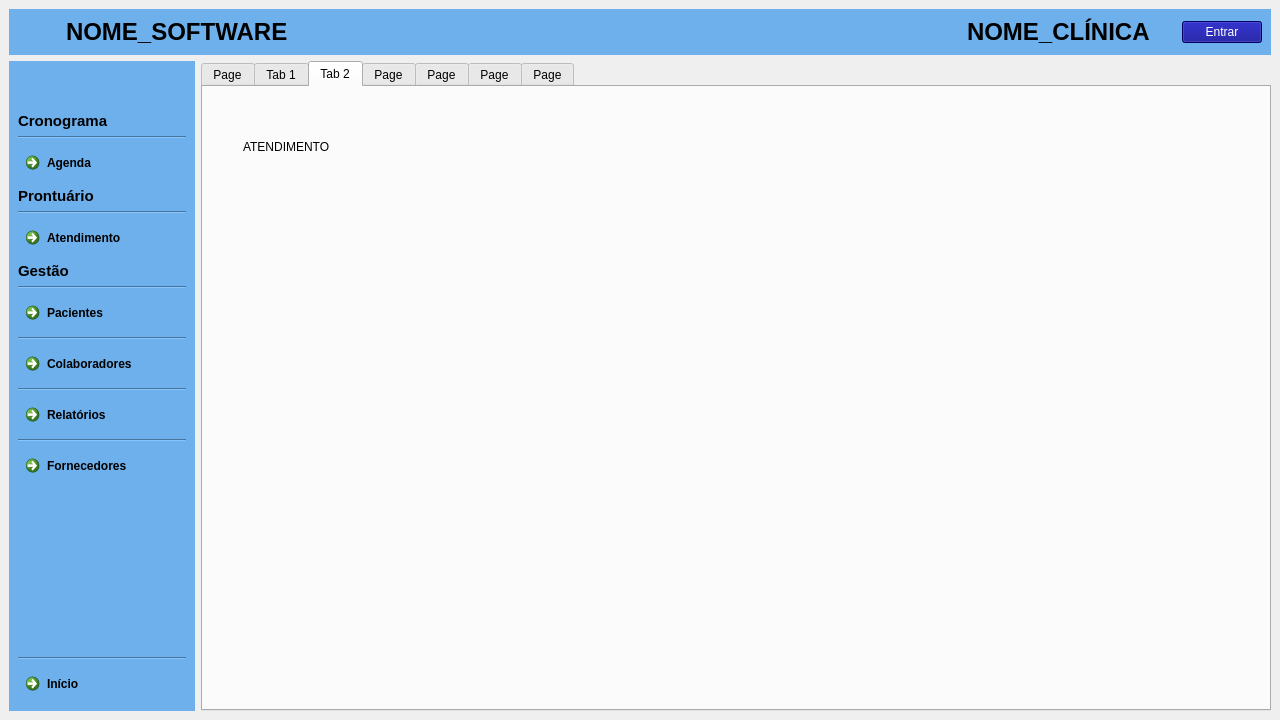
Before: the Qt Designer form clinica_cpp/mainwindow.ui in juander/Projeto_CPP, drawn with Qt 5.
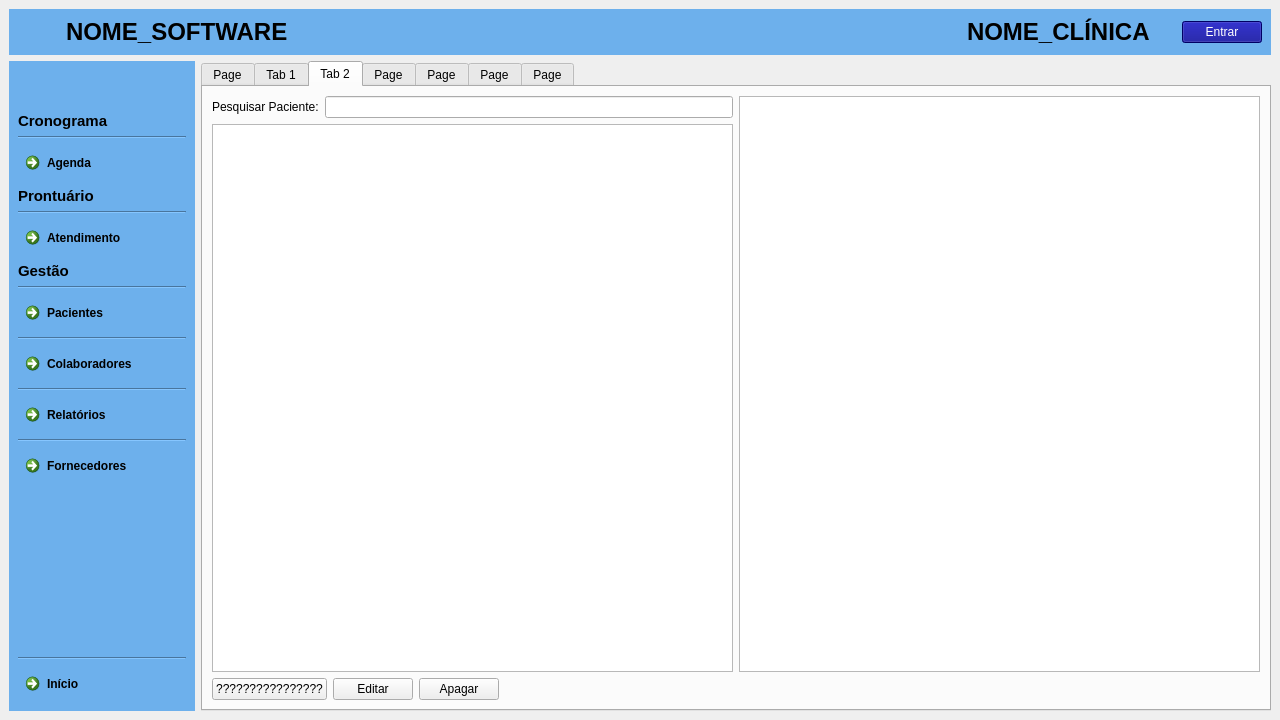
After: the same form once the commit is applied. The open tabs and pages were chosen to show the change. Icons and pictures are not drawn.

Commit message: o cara duvidou de mim :(

Patch:
```diff
--- a/clinica_cpp/mainwindow.ui
+++ b/clinica_cpp/mainwindow.ui
@@ -2704,22 +2704,78 @@
            <attribute name="title">
             <string>Tab 2</string>
            </attribute>
-           <widget class="QLabel" name="label_7">
-            <property name="geometry">
-             <rect>
-              <x>40</x>
-              <y>50</y>
-              <width>111</width>
+           <layout class="QVBoxLayout" name="verticalLayout_12">
+            <item>
+             <layout class="QHBoxLayout" name="horizontalLayout_11">
+              <item>
+               <layout class="QVBoxLayout" name="verticalLayout_14">
+                <item>
+                 <layout class="QHBoxLayout" name="horizontalLayout_12">
+                  <item>
+                   <widget class="QLabel" name="label_6">
+                    <property name="text">
+                     <string>Pesquisar Paciente:</string>
+                    </property>
+                   </widget>
+                  </item>
+                  <item>
+                   <widget class="QLineEdit" name="lineEdit_2"/>
+                  </item>
+                 </layout>
+                </item>
+                <item>
+                 <widget class="QTableView" name="tableView_2"/>
+                </item>
+               </layout>
+              </item>
+              <item>
+               <layout class="QVBoxLayout" name="verticalLayout_13">
+                <item>
+                 <widget class="QListView" name="listView"/>
+                </item>
+               </layout>
+              </item>
+             </layout>
+            </item>
+            <item>
+             <layout class="QHBoxLayout" name="horizontalLayout_13">
+              <item>
+               <widget class="QPushButton" name="pushButton_7">
+                <property name="text">
+                 <string>????????????????</string>
+                </property>
+               </widget>
+              </item>
+              <item>
+               <widget class="QPushButton" name="pushButton">
+                <property name="text">
+                 <string>Editar</string>
+                </property>
+               </widget>
+              </item>
+              <item>
+               <widget class="QPushButton" name="pushButton_6">
+                <property name="text">
+                 <string>Apagar</string>
+                </property>
+               </widget>
+              </item>
+              <item>
+               <spacer name="horizontalSpacer_12">
+                <property name="orientation">
+                 <enum>Qt::Orientation::Horizontal</enum>
+                </property>
+                <property name="sizeHint" stdset="0">
+                 <size>
+                  <width>40</width>
               <height>20</height>
-             </rect>
-            </property>
-            <property name="styleSheet">
-             <string notr="true">color: rgb(0, 0, 0);</string>
-            </property>
-            <property name="text">
-             <string>ATENDIMENTO</string>
-            </property>
-           </widget>
+                 </size>
+                </property>
+               </spacer>
+              </item>
+             </layout>
+            </item>
+           </layout>
           </widget>
           <widget class="QWidget" name="Pacientes">
            <attribute name="title">
```
Left out of the diff: 39 changed lines with no effect on the pictures. Lines whose indentation alone changed are shown as unchanged.
